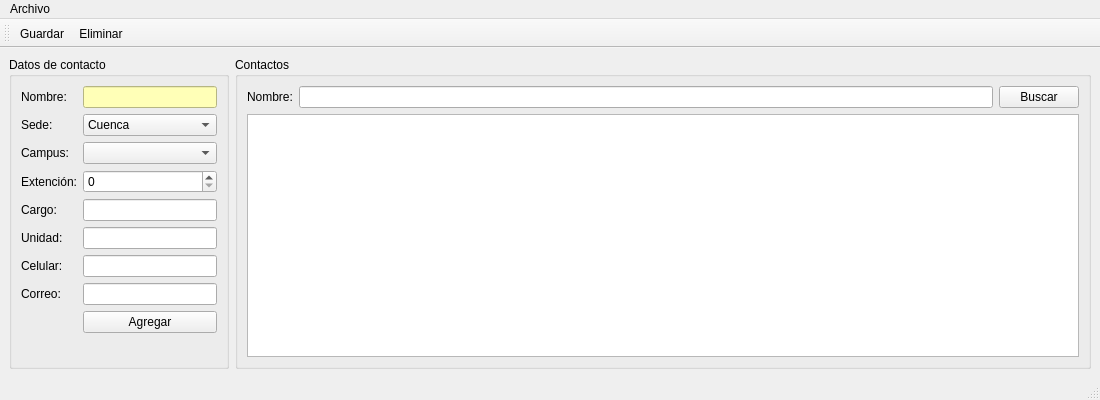
The window that apollolink.ui (rtufino/apolo-link) describes before a commit, drawn with Qt 5.
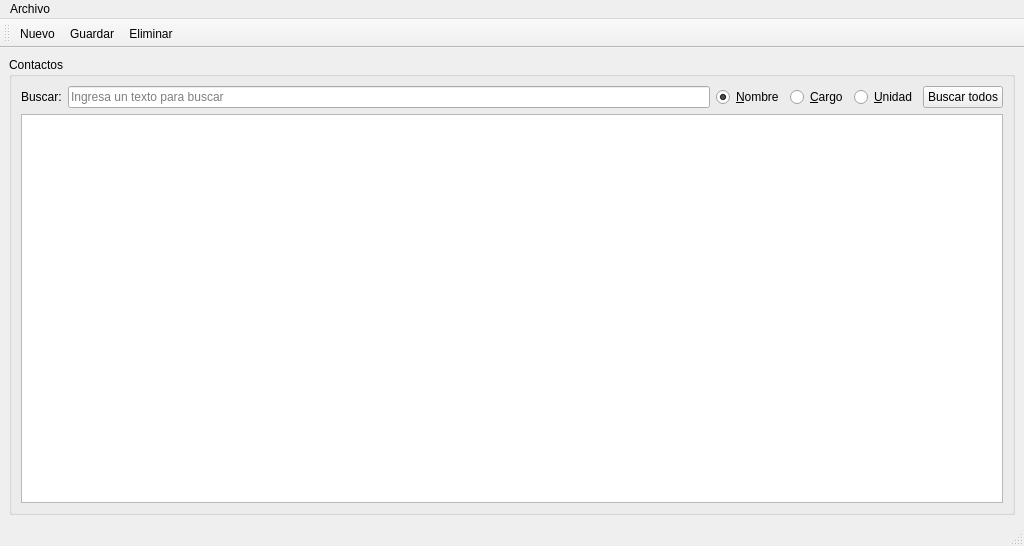
The same window after the commit. Icons and pictures are not drawn.

What changed in the file:
```diff
--- a/apollolink.ui
+++ b/apollolink.ui
@@ -6,8 +6,8 @@
    <rect>
     <x>0</x>
     <y>0</y>
-    <width>1100</width>
-    <height>400</height>
+    <width>1024</width>
+    <height>546</height>
    </rect>
   </property>
   <property name="minimumSize">
@@ -25,186 +25,6 @@
   </property>
   <widget class="QWidget" name="centralwidget">
    <layout class="QHBoxLayout" name="horizontalLayout_2">
-    <item>
-     <widget class="QGroupBox" name="groupBox_2">
-      <property name="minimumSize">
-       <size>
-        <width>220</width>
-        <height>0</height>
-       </size>
-      </property>
-      <property name="maximumSize">
-       <size>
-        <width>220</width>
-        <height>16777215</height>
-       </size>
-      </property>
-      <property name="title">
-       <string>Datos de contacto</string>
-      </property>
-      <layout class="QFormLayout" name="formLayout">
-       <item row="0" column="0">
-        <widget class="QLabel" name="label">
-         <property name="text">
-          <string>Nombre:</string>
-         </property>
-        </widget>
-       </item>
-       <item row="0" column="1">
-        <widget class="QLineEdit" name="inNombre">
-         <property name="styleSheet">
-          <string notr="true">background-color: rgb(255, 255, 183);</string>
-         </property>
-        </widget>
-       </item>
-       <item row="1" column="0">
-        <widget class="QLabel" name="label_2">
-         <property name="text">
-          <string>Sede:</string>
-         </property>
-        </widget>
-       </item>
-       <item row="1" column="1">
-        <widget class="QComboBox" name="cmbSede">
-         <item>
-          <property name="text">
-           <string>Cuenca</string>
-          </property>
-         </item>
-         <item>
-          <property name="text">
-           <string>Guayaquil</string>
-          </property>
-         </item>
-         <item>
-          <property name="text">
-           <string>Quito</string>
-          </property>
-         </item>
-        </widget>
-       </item>
-       <item row="2" column="0">
-        <widget class="QLabel" name="label_3">
-         <property name="text">
-          <string>Campus:</string>
-         </property>
-        </widget>
-       </item>
-       <item row="4" column="0">
-        <widget class="QLabel" name="label_4">
-         <property name="text">
-          <string>Cargo:</string>
-         </property>
-        </widget>
-       </item>
-       <item row="4" column="1">
-        <widget class="QLineEdit" name="inCargo">
-         <property name="layoutDirection">
-          <enum>Qt::RightToLeft</enum>
-         </property>
-        </widget>
-       </item>
-       <item row="2" column="1">
-        <widget class="QComboBox" name="cmbCampus"/>
-       </item>
-       <item row="5" column="1">
-        <widget class="QLineEdit" name="inUnidad">
-         <property name="layoutDirection">
-          <enum>Qt::RightToLeft</enum>
-         </property>
-        </widget>
-       </item>
-       <item row="5" column="0">
-        <widget class="QLabel" name="label_5">
-         <property name="text">
-          <string>Unidad:</string>
-         </property>
-        </widget>
-       </item>
-       <item row="10" column="1">
-        <spacer name="verticalSpacer">
-         <property name="orientation">
-          <enum>Qt::Vertical</enum>
-         </property>
-         <property name="sizeHint" stdset="0">
-          <size>
-           <width>20</width>
-           <height>40</height>
-          </size>
-         </property>
-        </spacer>
-       </item>
-       <item row="3" column="0">
-        <widget class="QLabel" name="label_7">
-         <property name="text">
-          <string>Extención:</string>
-         </property>
-        </widget>
-       </item>
-       <item row="6" column="1">
-        <widget class="QLineEdit" name="inCelular">
-         <property name="layoutDirection">
-          <enum>Qt::RightToLeft</enum>
-         </property>
-        </widget>
-       </item>
-       <item row="6" column="0">
-        <widget class="QLabel" name="label_6">
-         <property name="text">
-          <string>Celular:</string>
-         </property>
-        </widget>
-       </item>
-       <item row="7" column="0">
-        <widget class="QLabel" name="label_8">
-         <property name="text">
-          <string>Correo:</string>
-         </property>
-        </widget>
-       </item>
-       <item row="7" column="1">
-        <widget class="QLineEdit" name="inCorreo">
-         <property name="layoutDirection">
-          <enum>Qt::RightToLeft</enum>
-         </property>
-        </widget>
-       </item>
-       <item row="3" column="1">
-        <widget class="QSpinBox" name="inExtencion">
-         <property name="wrapping">
-          <bool>false</bool>
-         </property>
-         <property name="frame">
-          <bool>true</bool>
-         </property>
-         <property name="maximum">
-          <number>9999</number>
-         </property>
-         <property name="value">
-          <number>0</number>
-         </property>
-        </widget>
-       </item>
-       <item row="9" column="1">
-        <widget class="QPushButton" name="btnAgregar">
-         <property name="text">
-          <string>Agregar</string>
-         </property>
-         <property name="icon">
-          <iconset resource="recursos.qrc">
-           <normaloff>:/resources/agregar-usuario.png</normaloff>:/resources/agregar-usuario.png</iconset>
-         </property>
-         <property name="iconSize">
-          <size>
-           <width>16</width>
-           <height>16</height>
-          </size>
-         </property>
-        </widget>
-       </item>
-      </layout>
-     </widget>
-    </item>
     <item>
      <widget class="QGroupBox" name="groupBox">
       <property name="title">
@@ -229,17 +49,45 @@
           <item>
            <widget class="QLabel" name="label_9">
             <property name="text">
-             <string>Nombre:</string>
+             <string>Buscar:</string>
             </property>
            </widget>
           </item>
           <item>
-           <widget class="QLineEdit" name="inBuscar"/>
+           <widget class="QLineEdit" name="inBuscar">
+            <property name="placeholderText">
+             <string>Ingresa un texto para buscar</string>
+            </property>
+           </widget>
+          </item>
+          <item>
+           <widget class="QRadioButton" name="rbtnNombre">
+            <property name="text">
+             <string>&amp;Nombre</string>
+            </property>
+            <property name="checked">
+             <bool>true</bool>
+            </property>
+           </widget>
+          </item>
+          <item>
+           <widget class="QRadioButton" name="rbtnCargo">
+            <property name="text">
+             <string>&amp;Cargo</string>
+            </property>
+           </widget>
+          </item>
+          <item>
+           <widget class="QRadioButton" name="rbtnUnidad">
+            <property name="text">
+             <string>&amp;Unidad</string>
+            </property>
+           </widget>
           </item>
           <item>
            <widget class="QPushButton" name="btnBuscar">
             <property name="text">
-             <string>Buscar</string>
+             <string>Buscar todos</string>
             </property>
            </widget>
           </item>
@@ -264,7 +112,7 @@
     <rect>
      <x>0</x>
      <y>0</y>
-     <width>1100</width>
+     <width>1024</width>
      <height>21</height>
     </rect>
    </property>
@@ -292,6 +140,7 @@
    <attribute name="toolBarBreak">
     <bool>false</bool>
    </attribute>
+   <addaction name="actionNuevo"/>
    <addaction name="actionGuardar"/>
    <addaction name="actionEliminar"/>
   </widget>
```
Left out of the diff: 30 changed lines with no effect on the pictures.
